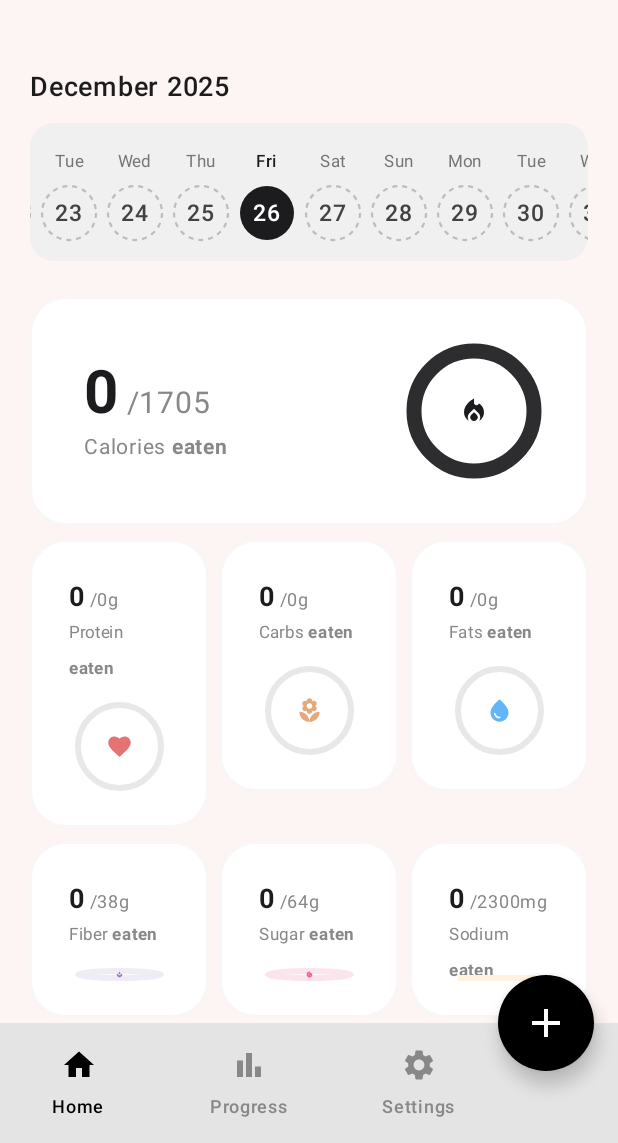
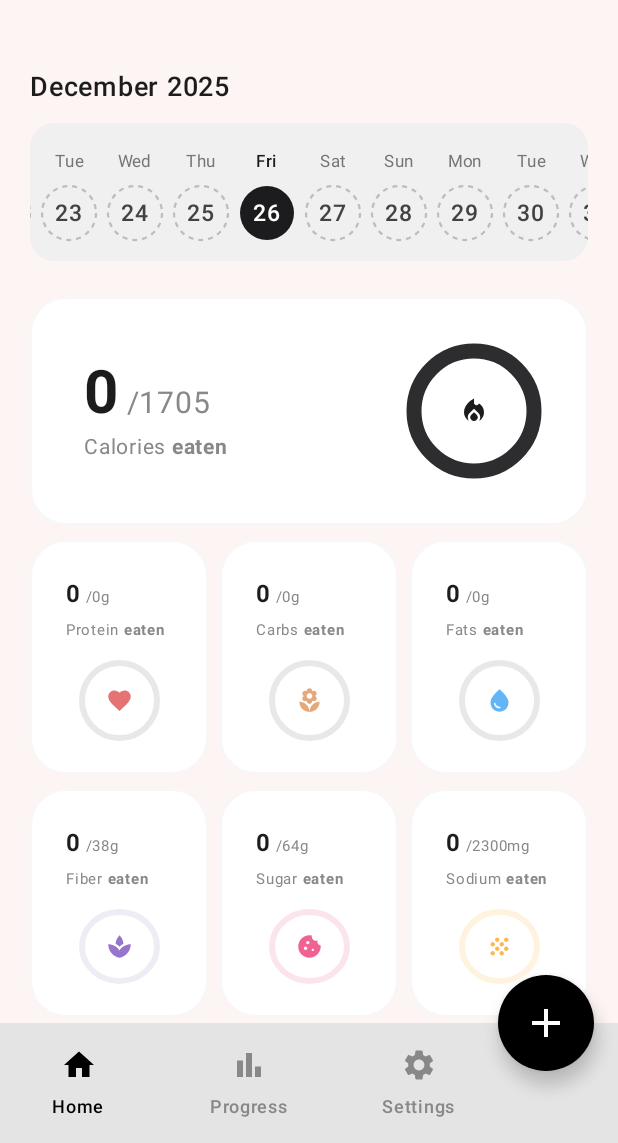
Before and after one commit to isaacmuigai-dev/CalView, an Android app built with Jetpack Compose: the MainTabs screen opened through its navigation route, on a phone screen of 412 x 824 dp, the part 93-1236 px from its top. Run offline under Robolectric (Android 15) with nearby library versions, the phone set to English and light mode, and no system bars; our stand-ins replace Dagger/Hilt's generated code, Room's generated code.

Commit message:
fix: Reduce text sizes in macro/micro cards for single-line labels
MacroCardUnified & MicroCardUnified:
- Value: 18sp -> 16sp
- Goal: 12sp -> 10sp
- Label: 11sp -> 10sp
- Ring: 55dp -> 50dp
- Padding: 10dp -> 8dp
- Spacer: 12dp -> 10dp

Labels like 'Protein eaten' now fit on one line

```diff
--- a/feature-dashboard/src/main/java/com/example/calview/feature/dashboard/DashboardScreen.kt
+++ b/feature-dashboard/src/main/java/com/example/calview/feature/dashboard/DashboardScreen.kt
@@ -784,7 +784,7 @@ fun MicroCardUnified(
         Column(
             modifier = Modifier
                 .fillMaxWidth()
-                .padding(10.dp),
+                .padding(8.dp),
             horizontalAlignment = Alignment.Start
         ) {
             AnimatedContent(
@@ -800,13 +800,13 @@ fun MicroCardUnified(
                         Text(
                             text = buildAnnotatedString {
                                 withStyle(SpanStyle(
-                                    fontSize = 18.sp,
+                                    fontSize = 16.sp,
                                     fontWeight = FontWeight.Bold
                                 )) {
                                     append(consumedValue.toString())
                                 }
                                 withStyle(SpanStyle(
-                                    fontSize = 12.sp,
+                                    fontSize = 10.sp,
                                     color = Color.Gray
                                 )) {
                                     append(" /${goalValue}$unit")
@@ -822,13 +822,13 @@ fun MicroCardUnified(
                                     append("eaten")
                                 }
                             },
-                            fontSize = 11.sp,
+                            fontSize = 10.sp,
                             color = Color.Gray
                         )
                     } else {
                         Text(
                             text = "${remaining}$unit",
-                            fontSize = 18.sp,
+                            fontSize = 16.sp,
                             fontWeight = FontWeight.Bold,
                             color = MaterialTheme.colorScheme.onSurface
                         )
@@ -841,20 +841,20 @@ fun MicroCardUnified(
                                     append("left")
                                 }
                             },
-                            fontSize = 11.sp,
+                            fontSize = 10.sp,
                             color = Color.Gray
                         )
                     }
                 }
             }
 
-            Spacer(modifier = Modifier.height(12.dp))
+            Spacer(modifier = Modifier.height(10.dp))
 
-            // Ring with icon - matches macro style
+            // Ring with icon - compact size
             Box(
                 contentAlignment = Alignment.Center,
                 modifier = Modifier
-                    .size(55.dp)
+                    .size(50.dp)
                     .align(Alignment.CenterHorizontally)
             ) {
                 androidx.compose.foundation.Canvas(modifier = Modifier.fillMaxSize()) {
@@ -965,7 +965,7 @@ fun MacroCardUnified(
         Column(
             modifier = Modifier
                 .fillMaxWidth()
-                .padding(10.dp),
+                .padding(8.dp),
             horizontalAlignment = Alignment.Start
         ) {
             AnimatedContent(
@@ -981,13 +981,13 @@ fun MacroCardUnified(
                         Text(
                             text = buildAnnotatedString {
                                 withStyle(SpanStyle(
-                                    fontSize = 18.sp,
+                                    fontSize = 16.sp,
                                     fontWeight = FontWeight.Bold
                                 )) {
                                     append(consumedValue.toString())
                                 }
                                 withStyle(SpanStyle(
-                                    fontSize = 12.sp,
+                                    fontSize = 10.sp,
                                     color = Color.Gray
                                 )) {
                                     append(" /${goalValue}g")
@@ -1003,13 +1003,13 @@ fun MacroCardUnified(
                                     append("eaten")
                                 }
                             },
-                            fontSize = 11.sp,
+                            fontSize = 10.sp,
                             color = Color.Gray
                         )
                     } else {
                         Text(
                             text = "${remaining}g",
-                            fontSize = 18.sp,
+                            fontSize = 16.sp,
                             fontWeight = FontWeight.Bold,
                             color = MaterialTheme.colorScheme.onSurface
                         )
@@ -1022,20 +1022,20 @@ fun MacroCardUnified(
                                     append("left")
                                 }
                             },
-                            fontSize = 11.sp,
+                            fontSize = 10.sp,
                             color = Color.Gray
                         )
                     }
                 }
             }
 
-            Spacer(modifier = Modifier.height(12.dp))
+            Spacer(modifier = Modifier.height(10.dp))
 
-            // Ring with icon - compact size matching reference
+            // Ring with icon - compact size
             Box(
                 contentAlignment = Alignment.Center,
                 modifier = Modifier
-                    .size(55.dp)
+                    .size(50.dp)
                     .align(Alignment.CenterHorizontally)
             ) {
                 androidx.compose.foundation.Canvas(modifier = Modifier.fillMaxSize()) {
```
